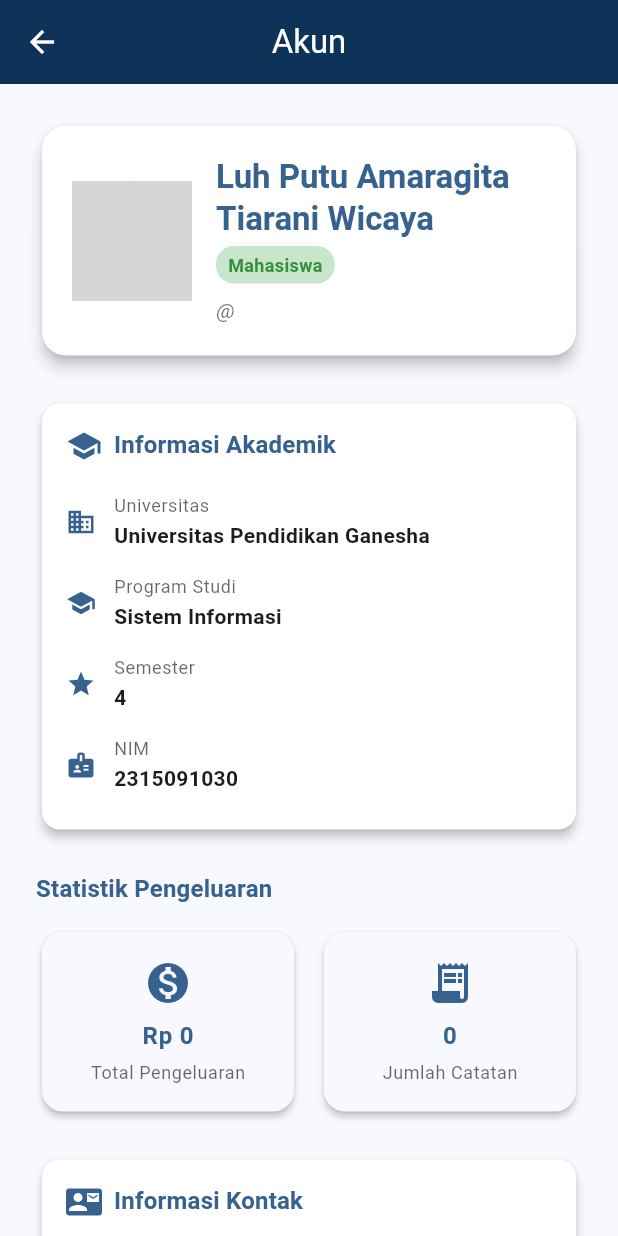
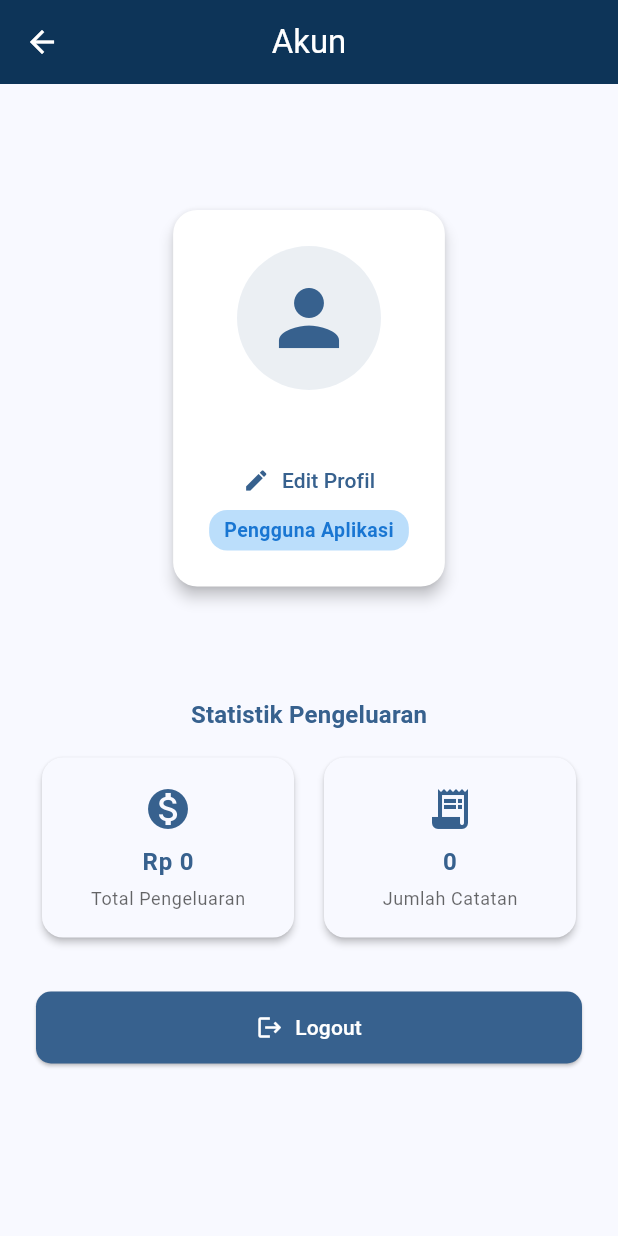
Before and after one commit to amaragita/Manajemen_Pengeluaran, a Flutter app: the AccountPage screen opened directly with empty values, on a phone screen of 412 x 824 dp. Run offline on Flutter 3.47's test engine with Material 3 defaults, Android fonts, the phone set to English and light mode, and no system bars; our stand-ins replace cloud_firestore, firebase_auth, firebase_core, fl_chart, google_sign_in, image_picker and 2 more; accounts and stored records are empty; grey boxes are pictures that could not be loaded.

Commit message:
mengubah logika login

```diff
--- a/lib/screens/account_page.dart
+++ b/lib/screens/account_page.dart
@@ -46,11 +46,67 @@ class _AccountPageState extends State<AccountPage> {
     });
   }
 
+  void _showEditDialog() async {
+    final usernameController = TextEditingController(text: _username ?? '');
+    final passwordController = TextEditingController();
+    final currentPassword = await PreferencesHelper.getPassword() ?? '';
+    showDialog(
+      context: context,
+      builder: (context) {
+        return AlertDialog(
+          title: const Text('Edit Profil'),
+          content: Column(
+            mainAxisSize: MainAxisSize.min,
+            children: [
+              TextField(
+                controller: usernameController,
+                decoration: const InputDecoration(labelText: 'Username'),
+              ),
+              const SizedBox(height: 12),
+              TextField(
+                controller: passwordController,
+                decoration: InputDecoration(
+                  labelText: 'Password Baru',
+                  hintText: currentPassword.isNotEmpty ? 'Biarkan kosong jika tidak ingin mengubah' : null,
+                ),
+                obscureText: true,
+              ),
+            ],
+          ),
+          actions: [
+            TextButton(
+              onPressed: () => Navigator.pop(context),
+              child: const Text('Batal'),
+            ),
+            ElevatedButton(
+              onPressed: () async {
+                final newUsername = usernameController.text.trim();
+                final newPassword = passwordController.text.trim();
+                if (newUsername.isEmpty) return;
+                await PreferencesHelper.saveUsername(newUsername);
+                if (newPassword.isNotEmpty) {
+                  await PreferencesHelper.savePassword(newPassword);
+                }
+                setState(() {
+                  _username = newUsername;
+                });
+                if (mounted) Navigator.pop(context);
+                ScaffoldMessenger.of(context).showSnackBar(
+                  const SnackBar(content: Text('Profil berhasil diperbarui!')),
+                );
+              },
+              child: const Text('Simpan'),
+            ),
+          ],
+        );
+      },
+    );
+  }
+
   @override
   Widget build(BuildContext context) {
     final theme = Theme.of(context);
     final isDark = theme.brightness == Brightness.dark;
-    const String profileImageUrl = 'https://raw.githubusercontent.com/amaragita/Tugas-Layout-1/main/Foto%204x6.png'; //diambil dari github
     return Scaffold(
       appBar: AppBar(
         title: const Text('Akun'),
@@ -59,104 +115,64 @@ class _AccountPageState extends State<AccountPage> {
       body: SingleChildScrollView(
         padding: const EdgeInsets.all(24.0),
         child: Column(
-          crossAxisAlignment: CrossAxisAlignment.start,
+          crossAxisAlignment: CrossAxisAlignment.center,
           children: [
-            // Header dengan foto dan info pengguna
+            const SizedBox(height: 56),
+            // Header dengan icon orang dan info pengguna
             Card(
               elevation: 4,
               shape: RoundedRectangleBorder(borderRadius: BorderRadius.circular(16)),
               child: Padding(
-                padding: const EdgeInsets.all(20),
-                child: Row(
+                padding: const EdgeInsets.all(24),
+                child: Column(
+                  mainAxisAlignment: MainAxisAlignment.center,
                   children: [
-                    // Foto profil
                     CircleAvatar(
-                      radius: 40,
+                      radius: 48,
                       backgroundColor: theme.colorScheme.primary.withOpacity(0.1),
-                      backgroundImage: const NetworkImage(profileImageUrl),
-                      onBackgroundImageError: (error, stackTrace) {},
+                      child: Icon(Icons.person, size: 60, color: theme.colorScheme.primary),
                     ),
-                    const SizedBox(width: 16),
-                    // Info pengguna
-                    Expanded(
-                      child: Column(
-                        crossAxisAlignment: CrossAxisAlignment.start,
-                        children: [
+                    const SizedBox(height: 16),
                     Text(
-                            'Luh Putu Amaragita Tiarani Wicaya',
+                      _username ?? 'User',
                       style: theme.textTheme.titleLarge?.copyWith(
                         fontWeight: FontWeight.bold,
                         color: theme.colorScheme.primary,
                       ),
                     ),
                     const SizedBox(height: 4),
+                    // Tombol edit username & password
+                    TextButton.icon(
+                      onPressed: _showEditDialog,
+                      icon: Icon(Icons.edit, size: 18, color: theme.colorScheme.primary),
+                      label: Text('Edit Profil', style: TextStyle(color: theme.colorScheme.primary)),
+                      style: TextButton.styleFrom(
+                        padding: const EdgeInsets.symmetric(horizontal: 10, vertical: 2),
+                        minimumSize: Size(0, 0),
+                        tapTargetSize: MaterialTapTargetSize.shrinkWrap,
+                      ),
+                    ),
+                    const SizedBox(height: 8),
                     Container(
-                            padding: const EdgeInsets.symmetric(horizontal: 8, vertical: 4),
+                      padding: const EdgeInsets.symmetric(horizontal: 10, vertical: 4),
                       decoration: BoxDecoration(
-                              color: Colors.green.shade100,
+                        color: Colors.blue.shade100,
                         borderRadius: BorderRadius.circular(12),
                       ),
                       child: Text(
-                              'Mahasiswa',
+                        'Pengguna Aplikasi',
                         style: TextStyle(
-                                color: Colors.green.shade700,
+                          color: Colors.blue.shade700,
                           fontWeight: FontWeight.w600,
-                                fontSize: 12,
+                          fontSize: 13,
                         ),
-                            ),
-                          ),
-                          const SizedBox(height: 8),
-                          Text(
-                            '@${_username ?? 'user'}',
-                            style: theme.textTheme.bodyMedium?.copyWith(
-                              color: theme.hintColor,
-                              fontStyle: FontStyle.italic,
-                            ),
-                          ),
-                        ],
                       ),
                     ),
                   ],
                 ),
               ),
             ),
-
-            const SizedBox(height: 24),
-
-            // Informasi Akademik
-            Card(
-              elevation: 3,
-              shape: RoundedRectangleBorder(borderRadius: BorderRadius.circular(12)),
-              child: Padding(
-                padding: const EdgeInsets.all(16),
-                child: Column(
-                  crossAxisAlignment: CrossAxisAlignment.start,
-                  children: [
-                    Row(
-                      children: [
-                        Icon(Icons.school, color: theme.colorScheme.primary, size: 24),
-                        const SizedBox(width: 8),
-                        Text(
-                          'Informasi Akademik',
-                          style: theme.textTheme.titleMedium?.copyWith(
-                            fontWeight: FontWeight.bold,
-                            color: theme.colorScheme.primary,
-                          ),
-                        ),
-                      ],
-                    ),
-                    const SizedBox(height: 12),
-                    _InfoRow(icon: Icons.business, label: 'Universitas', value: 'Universitas Pendidikan Ganesha'),
-                    _InfoRow(icon: Icons.school, label: 'Program Studi', value: 'Sistem Informasi'),
-                    _InfoRow(icon: Icons.grade, label: 'Semester', value: '4'),
-                    _InfoRow(icon: Icons.badge, label: 'NIM', value: '2315091030'),
-                  ],
-                ),
-              ),
-            ),
-
-            const SizedBox(height: 24),
-
+            const SizedBox(height: 70),
             // Statistik Pengeluaran
             Text(
               'Statistik Pengeluaran',
@@ -186,42 +202,7 @@ class _AccountPageState extends State<AccountPage> {
                 ),
               ],
             ),
-
-            const SizedBox(height: 24),
-
-            // Informasi Kontak
-            Card(
-              elevation: 3,
-              shape: RoundedRectangleBorder(borderRadius: BorderRadius.circular(12)),
-              child: Padding(
-                padding: const EdgeInsets.all(16),
-                child: Column(
-                  crossAxisAlignment: CrossAxisAlignment.start,
-                  children: [
-                    Row(
-                      children: [
-                        Icon(Icons.contact_mail, color: theme.colorScheme.primary, size: 24),
-                        const SizedBox(width: 8),
-                        Text(
-                          'Informasi Kontak',
-                          style: theme.textTheme.titleMedium?.copyWith(
-                            fontWeight: FontWeight.bold,
-                            color: theme.colorScheme.primary,
-                          ),
-                        ),
-                      ],
-                    ),
-                    const SizedBox(height: 12),
-                    _InfoRow(icon: Icons.email, label: 'Email', value: 'amaragita@student.undiksha.ac.id'),
-                    _InfoRow(icon: Icons.phone, label: 'WhatsApp', value: '0897-7217-561'),
-                    _InfoRow(icon: Icons.location_on, label: 'Alamat', value: 'Denpasar, Bali'),
-                  ],
-                ),
-              ),
-            ),
-
             const SizedBox(height: 32),
-
             // Tombol Logout
             SizedBox(
               width: double.infinity,
--- a/lib/screens/dashboard_page.dart
+++ b/lib/screens/dashboard_page.dart
@@ -111,9 +111,7 @@ class _DashboardPageState extends State<DashboardPage> {
                     CircleAvatar(
                       radius: 28,
                       backgroundColor: isDark ? Colors.blue.shade900 : Colors.blue.shade100,
-                      backgroundImage: const NetworkImage('https://raw.githubusercontent.com/amaragita/Tugas-Layout-1/main/Foto%204x6.png'),
-                      onBackgroundImageError: (error, stackTrace) {},
-                      child: Container(), // Supaya tidak ada icon default
+                      child: Icon(Icons.person, size: 32, color: theme.colorScheme.primary),
                     ),
                     const SizedBox(width: 16),
                     Expanded(
--- a/lib/screens/login_screen.dart
+++ b/lib/screens/login_screen.dart
@@ -39,23 +39,7 @@ class _LoginScreenState extends State<LoginScreen> {
         setState(() {
           _isLoading = true;
         });
-
-        // Validasi username dan password
-        if (_usernameController.text != "Amaragita") {
-          ScaffoldMessenger.of(context).showSnackBar(
-            const SnackBar(content: Text('Nama pengguna salah')),
-          );
-          return;
-        }
-
-        if (_passwordController.text != "2315091030") {
-          ScaffoldMessenger.of(context).showSnackBar(
-            const SnackBar(content: Text('Kata sandi salah')),
-          );
-          return;
-        }
-
-        // Login berhasil
+        // Simpan username apapun yang diinput user
         await PreferencesHelper.saveUsername(_usernameController.text);
         if (mounted) {
           Navigator.pushReplacement(
```
Also changed, not shown: lib/utils/preferences_helper.dart (+11 -0 lines). Lines whose indentation alone changed are shown as unchanged.
